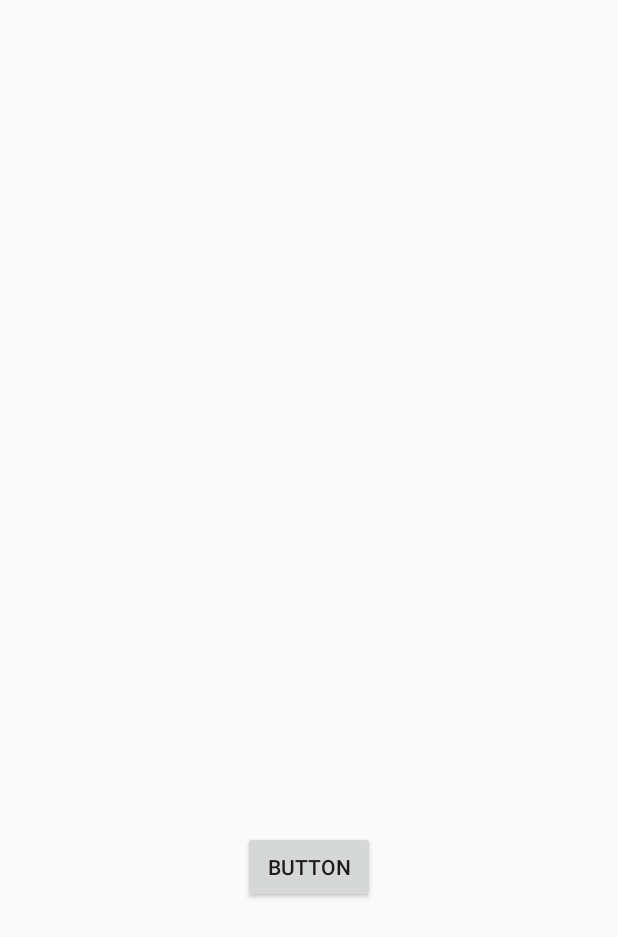
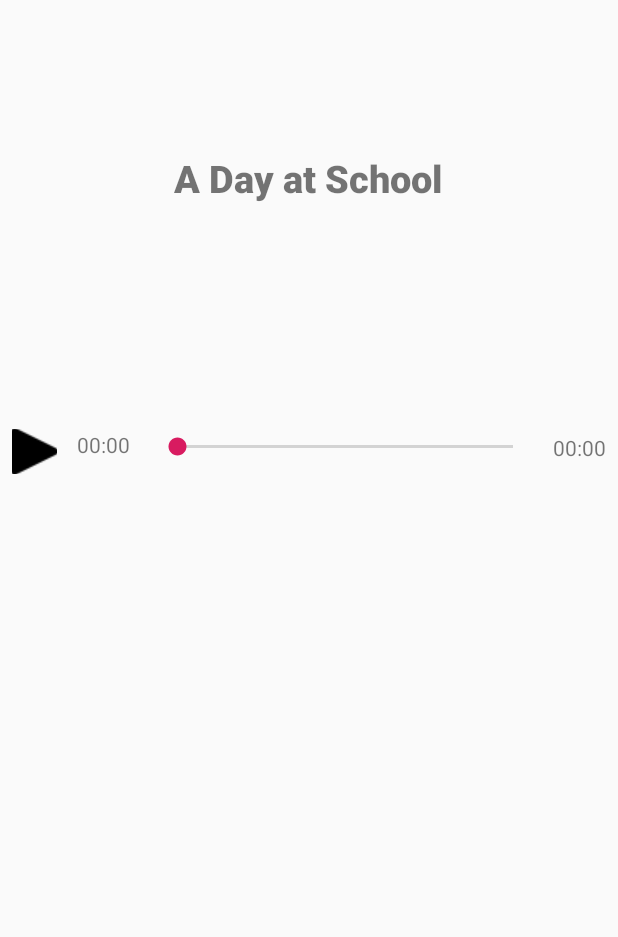
Before and after one commit to tahn98/EnglishApp, an Android app: the ListenAudioActivity screen opened directly, with no data from a screen before it, on a phone screen of 412 x 824 dp. Shown: the top 937 px of the screen. Run offline under Robolectric (Android 15) with nearby library versions, the phone set to English and light mode, and no system bars; 1 statement that could not run was skipped.

Commit message:
add audio player

```diff
--- a/app/src/main/java/com/tahn/quizapplicationv3/CustomAdapter/ListenAdapter.java
+++ b/app/src/main/java/com/tahn/quizapplicationv3/CustomAdapter/ListenAdapter.java
@@ -45,10 +45,8 @@ public class ListenAdapter extends BaseAdapter {
         LayoutInflater inflater = (LayoutInflater) context.getSystemService(Context.LAYOUT_INFLATER_SERVICE);
         convertView = inflater.inflate(layout,null);
         TextView txtName=(TextView) convertView.findViewById(R.id.txtName);
-        ImageView img=(ImageView) convertView.findViewById(R.id.imgView);
         Listen listen=listenArrayList.get(position);
         txtName.setText(listen.getName());
-        img.setImageResource(listen.getImgId());
         return convertView;
     }
 }
--- a/app/src/main/java/com/tahn/quizapplicationv3/ListenAudioActivity.java
+++ b/app/src/main/java/com/tahn/quizapplicationv3/ListenAudioActivity.java
@@ -1,32 +1,100 @@
 package com.tahn.quizapplicationv3;
 
 import android.content.Intent;
+import android.media.MediaPlayer;
+import android.os.Handler;
+import android.provider.MediaStore;
 import android.support.v7.app.AppCompatActivity;
 import android.os.Bundle;
+import android.view.View;
 import android.widget.Button;
+import android.widget.ImageButton;
+import android.widget.SeekBar;
+import android.widget.TextView;
+import android.widget.Toast;
+
+import com.tahn.quizapplicationv3.ConstructData.ConstructListen;
+import com.tahn.quizapplicationv3.objectClass.Listen;
+
+import org.w3c.dom.Text;
+
+import java.text.SimpleDateFormat;
+import java.util.ArrayList;
 
 public class ListenAudioActivity extends AppCompatActivity {
-    Button btn;
-    String key;
+    int key;
+    MediaPlayer audio;
+    SeekBar sbSong;
+    ImageButton btnPlay;
+    TextView txtView,curTime,totalTime;
+    ArrayList<Listen> arrayListen = new ArrayList<>();
     @Override
     protected void onCreate(Bundle savedInstanceState) {
         super.onCreate(savedInstanceState);
         setContentView(R.layout.activity_listen_audio);
+        sbSong=(SeekBar) findViewById(R.id.seekBarSong);
+        btnPlay=(ImageButton) findViewById(R.id.btnPlay);
+        txtView=(TextView) findViewById(R.id.txtView);
+        curTime=(TextView)  findViewById(R.id.curTime);
+        totalTime=(TextView) findViewById(R.id.totalTime);
+
+        arrayListen= ConstructListen.returnArrayListenData();
         Intent intent = getIntent();
         Bundle bundle = intent.getExtras();
-        key = (String) bundle.get("Listen_Case");
-        btn=(Button) findViewById(R.id.button);
-        switch (key){
-            case "1":
-                btn.setText("1");
-                break;
-            case "2":
-                btn.setText("2");
-                break;
-            case "3":
-                btn.setText("3");
-                break;
-        }
+        key = (int) bundle.get("Listen_Case");
+        txtView.setText(arrayListen.get(key).getName());
+        audio = MediaPlayer.create(ListenAudioActivity.this,arrayListen.get(key).getfile());
+        btnPlay.setOnClickListener(new View.OnClickListener() {
+            @Override
+            public void onClick(View v) {
+                if(!audio.isPlaying()) {
+                    audio.start();
+                    btnPlay.setImageResource(R.drawable.pause);
+                }
+                else
+                {
+                    audio.pause();
+                    btnPlay.setImageResource(R.drawable.play);
+                }
+                setTotalTime();
+                updateTime();
+            }
+        });
+        sbSong.setOnSeekBarChangeListener(new SeekBar.OnSeekBarChangeListener() {
+            @Override
+            public void onProgressChanged(SeekBar seekBar, int progress, boolean fromUser) {
 
+            }
+
+            @Override
+            public void onStartTrackingTouch(SeekBar seekBar) {
+
+            }
+
+            @Override
+            public void onStopTrackingTouch(SeekBar seekBar) {
+                audio.seekTo(sbSong.getProgress());
+
+            }
+        });
+    }
+    private void setTotalTime()
+    {
+        SimpleDateFormat timeFormat=new SimpleDateFormat("mm:ss");
+        totalTime.setText(timeFormat.format(audio.getDuration()));
+        sbSong.setMax(audio.getDuration());
+    }
+    private void updateTime()
+    {
+        final Handler handler=new Handler();
+        handler.postDelayed(new Runnable() {
+            @Override
+            public void run() {
+                SimpleDateFormat timeFormat=new SimpleDateFormat("mm:ss");
+                sbSong.setProgress(audio.getCurrentPosition());
+                curTime.setText(timeFormat.format(audio.getCurrentPosition()));
+                handler.postDelayed(this,500);
+            }
+        },100);
     }
 }
--- a/app/src/main/res/layout/activity_listen_audio.xml
+++ b/app/src/main/res/layout/activity_listen_audio.xml
@@ -6,17 +6,80 @@
     android:layout_height="match_parent"
     tools:context=".ListenAudioActivity">
 
-    <Button
-        android:id="@+id/button"
+    <TextView
+        android:id="@+id/totalTime"
         android:layout_width="wrap_content"
         android:layout_height="wrap_content"
         android:layout_marginStart="8dp"
-        android:layout_marginTop="340dp"
         android:layout_marginEnd="8dp"
         android:layout_marginBottom="8dp"
-        android:text="Button"
+        android:text="00:00"
         app:layout_constraintBottom_toBottomOf="parent"
         app:layout_constraintEnd_toEndOf="parent"
+        app:layout_constraintHorizontal_bias="1.0"
+        app:layout_constraintStart_toEndOf="@+id/seekBarSong"
+        app:layout_constraintTop_toTopOf="parent"
+        app:layout_constraintVertical_bias="0.362" />
+
+    <SeekBar
+        android:id="@+id/seekBarSong"
+        android:layout_width="256dp"
+        android:layout_height="20dp"
+        android:layout_marginStart="64dp"
+        android:layout_marginBottom="8dp"
+        app:layout_constraintBottom_toBottomOf="parent"
+        app:layout_constraintStart_toEndOf="@+id/btnPlay"
+        app:layout_constraintTop_toTopOf="parent"
+        app:layout_constraintVertical_bias="0.362"
+        tools:ignore="MissingConstraints" />
+
+    <ImageButton
+        android:id="@+id/btnPlay"
+        android:layout_width="30dp"
+        android:layout_height="30dp"
+        android:layout_marginStart="8dp"
+        android:layout_marginTop="8dp"
+        android:layout_marginEnd="8dp"
+        android:layout_marginBottom="8dp"
+        android:background="@null"
+        app:layout_constraintBottom_toBottomOf="parent"
+        app:layout_constraintEnd_toEndOf="parent"
+        app:layout_constraintHorizontal_bias="0.0"
         app:layout_constraintStart_toStartOf="parent"
-        app:layout_constraintTop_toTopOf="parent" />
+        app:layout_constraintTop_toTopOf="parent"
+        app:layout_constraintVertical_bias="0.357"
+        app:srcCompat="@drawable/play" />
+
+    <TextView
+        android:id="@+id/txtView"
+        android:layout_width="wrap_content"
+        android:layout_height="wrap_content"
+        android:layout_marginStart="8dp"
+        android:layout_marginEnd="8dp"
+        android:layout_marginBottom="8dp"
+        android:text="TextView"
+        android:textSize="25sp"
+        android:fontFamily="sans-serif-black"
+        app:layout_constraintBottom_toBottomOf="parent"
+        app:layout_constraintEnd_toEndOf="parent"
+        app:layout_constraintHorizontal_bias="0.498"
+        app:layout_constraintStart_toStartOf="parent"
+        app:layout_constraintTop_toTopOf="parent"
+        app:layout_constraintVertical_bias="0.13" />
+
+    <TextView
+        android:id="@+id/curTime"
+        android:layout_width="wrap_content"
+        android:layout_height="wrap_content"
+        android:layout_marginStart="8dp"
+        android:layout_marginEnd="8dp"
+        android:layout_marginBottom="8dp"
+        android:text="00:00"
+        app:layout_constraintBottom_toBottomOf="parent"
+        app:layout_constraintEnd_toEndOf="parent"
+        app:layout_constraintHorizontal_bias="0.121"
+        app:layout_constraintStart_toStartOf="parent"
+        app:layout_constraintTop_toTopOf="parent"
+        app:layout_constraintVertical_bias="0.36" />
+
 </android.support.constraint.ConstraintLayout>
```
Also changed, not shown: app/src/main/java/com/tahn/quizapplicationv3/ConstructData/ConstructListen.java (added, +25 -0 lines), app/src/main/java/com/tahn/quizapplicationv3/ListenActivity.java (+6 -8 lines), app/src/main/java/com/tahn/quizapplicationv3/objectClass/Listen.java (+7 -7 lines), app/src/main/res/layout/listview_listen_custom.xml (+1 -8 lines), app/src/main/res/drawable/pause.png (added), app/src/main/res/drawable/play.png (added), 10 other files.
